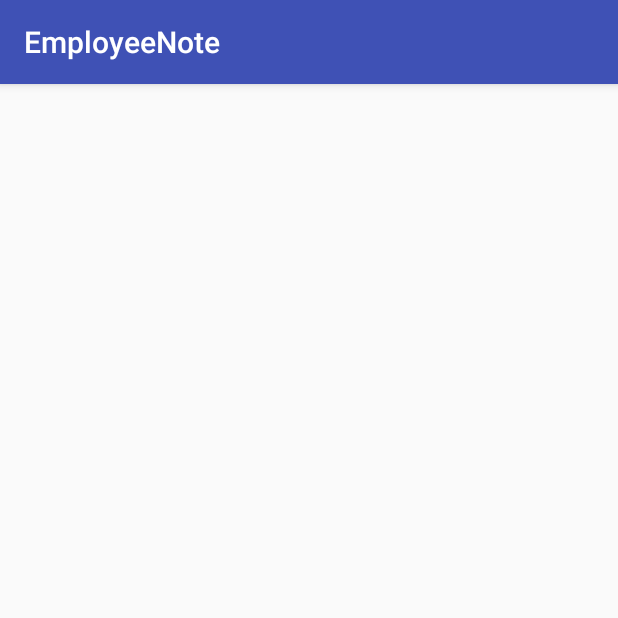
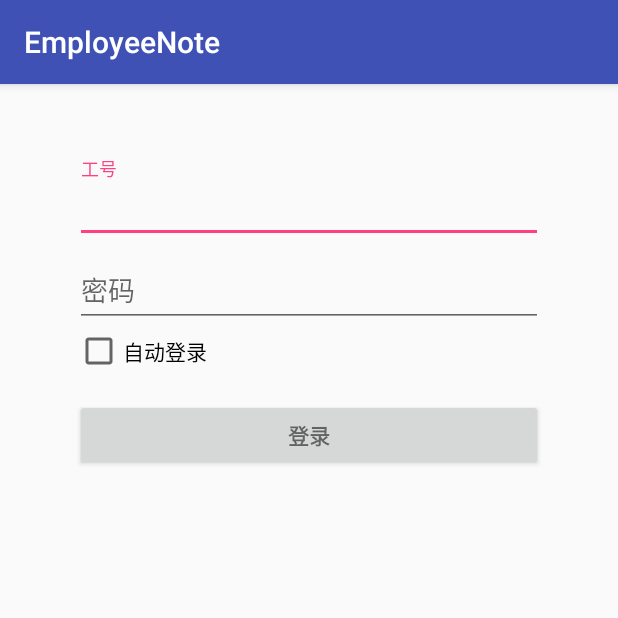
Before and after one commit to lukehhl/EmployeeNote, an Android app: the LoginActivity screen opened directly, with no data from a screen before it, on a phone screen of 412 x 824 dp, the top half of it. Run offline under Robolectric (Android 15) with nearby library versions, the phone set to English and light mode, and no system bars.

Commit message:
增加了登录界面但无实际登录功能

```diff
--- a/app/build.gradle
+++ b/app/build.gradle
@@ -28,4 +28,6 @@ dependencies {
 
     //retrofit2.1组件
     compile 'com.squareup.retrofit2:converter-gson:2.1.0'
+
+    compile 'com.android.support:design:23.2.0'
  }
--- a/app/src/main/java/com/example/administrator/employeenote/activity/MainActivity.java
+++ b/app/src/main/java/com/example/administrator/employeenote/activity/MainActivity.java
@@ -5,6 +5,7 @@ import android.app.AlertDialog;
 import android.content.Context;
 import android.content.Intent;
 import android.os.Bundle;
+import android.util.Log;
 import android.view.View;
 import android.widget.Button;
 
@@ -96,7 +97,7 @@ public class MainActivity extends Activity {
         mbdmap.setOnClickListener(new View.OnClickListener() {
             @Override
             public void onClick(View v) {
-                Intent it = new Intent(MainActivity.this,DrawMapActivity.class);
+                Intent it = new Intent(MainActivity.this,LoginActivity.class);
                 startActivity(it);
             }
         });
--- a/app/src/main/res/layout/activity_login.xml
+++ b/app/src/main/res/layout/activity_login.xml
@@ -1,12 +1,58 @@
 <?xml version="1.0" encoding="utf-8"?>
-<RelativeLayout xmlns:android="http://schemas.android.com/apk/res/android"
+<LinearLayout xmlns:android="http://schemas.android.com/apk/res/android"
     xmlns:tools="http://schemas.android.com/tools"
     android:layout_width="match_parent"
     android:layout_height="match_parent"
-    android:paddingBottom="@dimen/activity_vertical_margin"
-    android:paddingLeft="@dimen/activity_horizontal_margin"
-    android:paddingRight="@dimen/activity_horizontal_margin"
-    android:paddingTop="@dimen/activity_vertical_margin"
+    android:padding="50dp"
+    android:orientation="vertical"
+
     tools:context="com.example.administrator.employeenote.activity.LoginActivity">
 
-</RelativeLayout>
+
+    <android.support.design.widget.TextInputLayout
+        android:layout_width="match_parent"
+        android:layout_height="wrap_content">
+
+        <EditText
+            android:id="@+id/eid"
+            android:layout_width="match_parent"
+            android:layout_height="wrap_content"
+            android:hint="工号"
+            android:inputType="text"
+            android:maxLines="1"
+            android:singleLine="true"/>
+
+    </android.support.design.widget.TextInputLayout>
+
+    <android.support.design.widget.TextInputLayout
+        android:layout_width="match_parent"
+        android:layout_height="wrap_content">
+
+        <EditText
+            android:id="@+id/epassword"
+            android:layout_width="match_parent"
+            android:layout_height="wrap_content"
+            android:hint="密码"
+            android:inputType="textPassword"
+            android:maxLines="1"
+            android:singleLine="true"/>
+
+    </android.support.design.widget.TextInputLayout>
+
+    <android.support.v7.widget.AppCompatCheckBox
+        android:id="@+id/alogin"
+        android:layout_width="wrap_content"
+        android:layout_height="wrap_content"
+        android:text="自动登录"/>
+
+    <Button
+        android:id="@+id/login_in_button"
+        style="?android:textAppearanceSmall"
+        android:layout_width="match_parent"
+        android:layout_height="wrap_content"
+        android:layout_marginTop="16dp"
+        android:text="登录"
+        android:textStyle="bold"/>
+
+
+</LinearLayout>
--- a/gradle.properties
+++ b/gradle.properties
@@ -16,3 +16,4 @@
 # This option should only be used with decoupled projects. More details, visit
 # http://www.gradle.org/docs/current/userguide/multi_project_builds.html#sec:decoupled_projects
 # org.gradle.parallel=true
+org.gradle.jvmargs=-Xmx512m -XX:MaxPermSize=512m
```
